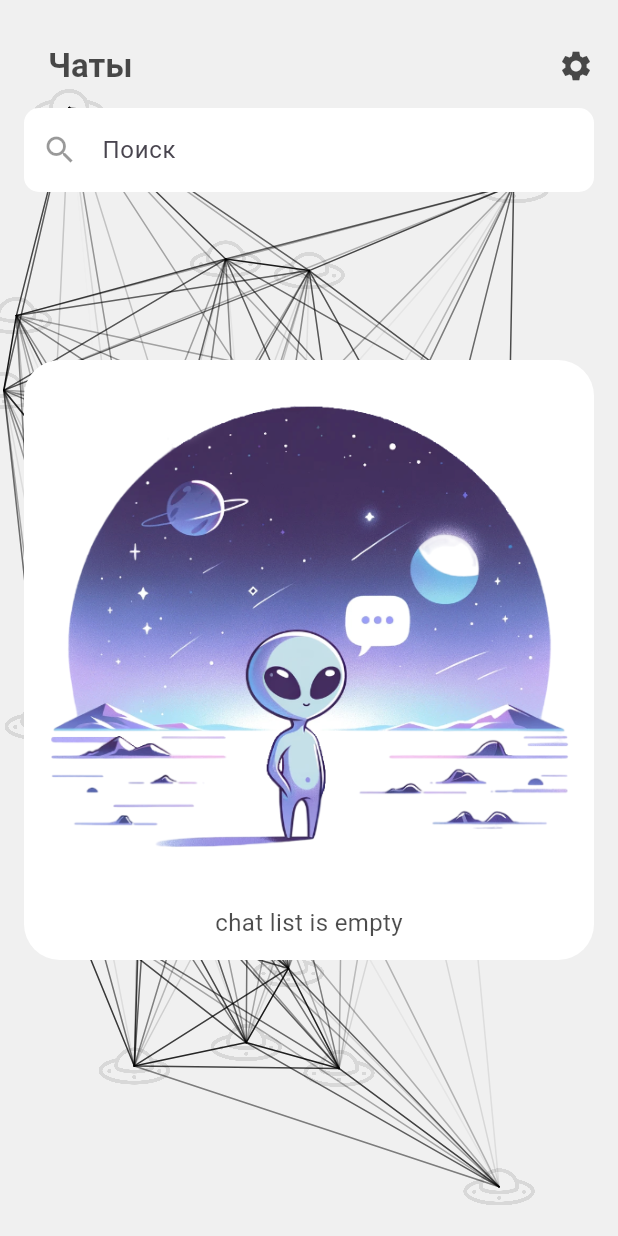
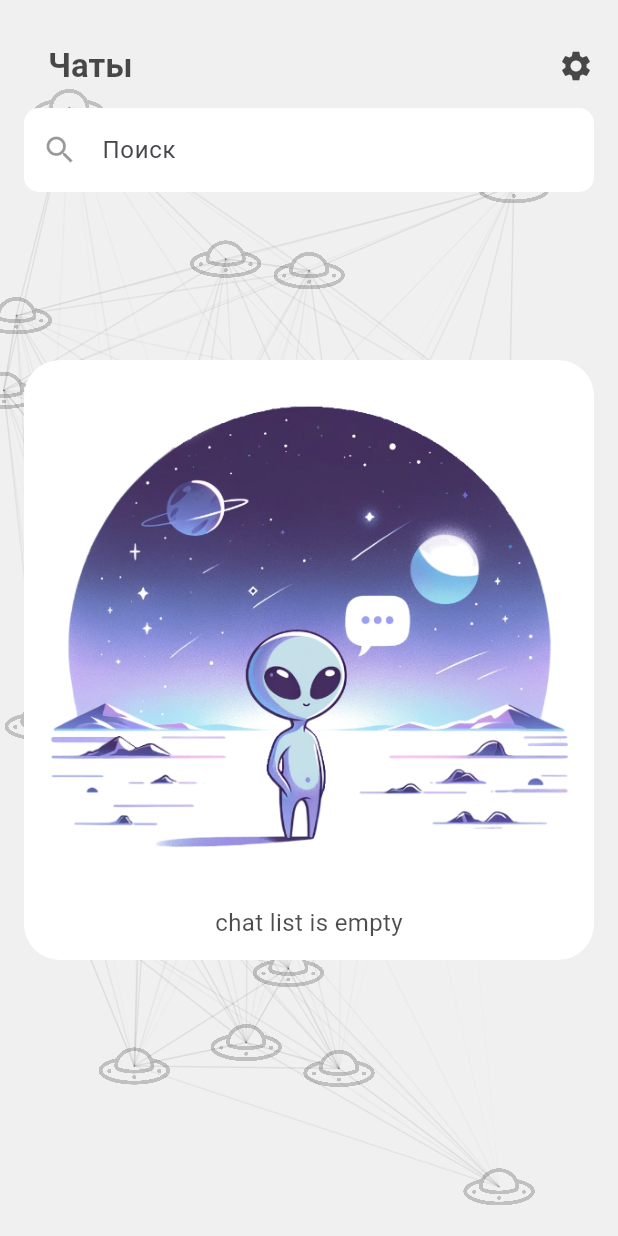
Before and after one commit to Anton-Kulik-1998/flutter_empty_chat_animation, a Flutter app: the screen it shows after launch, on a phone screen of 412 x 824 dp. Run offline on Flutter 3.47's test engine with Material 3 defaults, Android fonts, the light colour scheme and no system bars.

Commit message:
Реализовано управление прозрачностью объектов
final double lineOpacity;
final double pointOpacity;
final double imageOpacity;

```diff
--- a/lib/src/ui/pages/empty_chat_page.dart
+++ b/lib/src/ui/pages/empty_chat_page.dart
@@ -27,8 +27,10 @@ class EmptyChatPage extends StatelessWidget {
               numPoints: 20,
               enableLines: true,
               maxLineDistance: 500,
-              lineColor: Colors.black.withOpacity(0.1),
-              paintColor: Colors.black.withOpacity(0.1),
+              lineColor: Colors.black,
+              paintColor: Colors.black,
+              lineOpacity: 0.1,
+              imageOpacity: 0.2,
               wallCollisionOffset: 25,
               stopResizingAnimation: true,
             ),
--- a/lib/src/ui/widgets/animated_background/animated_background_widget.dart
+++ b/lib/src/ui/widgets/animated_background/animated_background_widget.dart
@@ -22,6 +22,9 @@ class AnimatedBackgroundWidget extends StatefulWidget {
   final bool enableTouchReaction;
   final double touchSpeedMultiplier;
   final CustomPaint? customPaint;
+  final double lineOpacity;
+  final double pointOpacity;
+  final double imageOpacity;
 
   const AnimatedBackgroundWidget({
     super.key,
@@ -42,6 +45,9 @@ class AnimatedBackgroundWidget extends StatefulWidget {
     this.enableTouchReaction = false,
     this.touchSpeedMultiplier = 1,
     this.customPaint,
+    this.lineOpacity = 1,
+    this.pointOpacity = 1,
+    this.imageOpacity = 1,
   });
 
   @override
@@ -75,6 +81,9 @@ class _AnimatedBackgroundWidgetState extends State<AnimatedBackgroundWidget>
             enableTouchReaction: widget.enableTouchReaction,
             touchSpeedMultiplier: widget.touchSpeedMultiplier,
             customPaint: widget.customPaint,
+            lineOpacity: widget.lineOpacity,
+            pointOpacity: widget.pointOpacity,
+            imageOpacity: widget.imageOpacity,
             vsync:
                 this, // Теперь это доступно, так как мы используем StatefulWidget с миксином
           ),
@@ -105,6 +114,9 @@ class _AnimatedBackgroundWidgetState extends State<AnimatedBackgroundWidget>
                         enableLines: viewModel.enableLines,
                         imagesLoaded: viewModel.imagesLoaded,
                         opacityAnimation: viewModel.opacityAnimation,
+                        lineOpacity: viewModel.lineOpacity,
+                        pointOpacity: viewModel.pointOpacity,
+                        imageOpacity: viewModel.imageOpacity,
                       ),
                       child: Container(),
                     ),
--- a/lib/src/ui/widgets/components/points_painter.dart
+++ b/lib/src/ui/widgets/components/points_painter.dart
@@ -18,6 +18,9 @@ class PointsPainter extends CustomPainter {
   final bool lineColorFading;
   final bool imagesLoaded;
   final double opacityAnimation;
+  final double lineOpacity;
+  final double pointOpacity;
+  final double imageOpacity;
 
   PointsPainter({
     required this.points,
@@ -31,6 +34,9 @@ class PointsPainter extends CustomPainter {
     required this.lineColorFading,
     required this.imagesLoaded,
     required this.opacityAnimation,
+    required this.lineOpacity,
+    required this.pointOpacity,
+    required this.imageOpacity,
   });
 
   void _addLines(Canvas canvas, Paint paint) {
@@ -40,12 +46,9 @@ class PointsPainter extends CustomPainter {
         final distance = (points[i].position - points[j].position).distance;
         if (distance < maxDistance) {
           paint.color = lineColorFading
-              ? lineColor.withOpacity(
-                  opacityAnimation * (1.0 - (distance / maxDistance)))
-              : lineColor.withOpacity(opacityAnimation);
-          // if (opacity < 0.1) {
-          //   paint.color = paint.color.withOpacity(opacity); // Прозрачность
-          // }
+              ? lineColor.withOpacity((opacityAnimation * lineOpacity) *
+                  (1.0 - (distance / maxDistance)))
+              : lineColor.withOpacity(opacityAnimation * lineOpacity);
           canvas.drawLine(points[i].position, points[j].position, paint);
         }
       }
@@ -55,6 +58,7 @@ class PointsPainter extends CustomPainter {
   void _drawPoints(Canvas canvas, Paint paint) {
     // Draw points
     for (final point in points) {
+      paint.color = paint.color.withOpacity(opacityAnimation * pointOpacity);
       canvas.drawCircle(point.position, pointSize, paint);
     }
   }
@@ -66,8 +70,8 @@ class PointsPainter extends CustomPainter {
     }
 
     for (final point in points) {
-      paint.color =
-          paint.color.withOpacity(opacityAnimation / 10); // Прозрачность
+      paint.color = paint.color
+          .withOpacity(opacityAnimation * imageOpacity); // Прозрачность
       // Случайным образом выбираем изображение из списка
       final randomImage = images[point.imageNum];
 
--- a/lib/src/view_model/animated_background/animated_background_view_model.dart
+++ b/lib/src/view_model/animated_background/animated_background_view_model.dart
@@ -26,6 +26,9 @@ class AnimatedBackgroundViewModel extends ChangeNotifier {
   final bool enableTouchReaction;
   final double touchSpeedMultiplier;
   final CustomPaint? customPaint;
+  final double lineOpacity;
+  final double pointOpacity;
+  final double imageOpacity;
 
   double get width => _width;
   double get height => _height;
@@ -67,6 +70,9 @@ class AnimatedBackgroundViewModel extends ChangeNotifier {
     required this.stopResizingAnimation,
     required this.enableTouchReaction,
     required this.touchSpeedMultiplier,
+    required this.lineOpacity,
+    required this.pointOpacity,
+    required this.imageOpacity,
     this.customPaint,
     required TickerProvider vsync,
   })  : _width = width,
```
